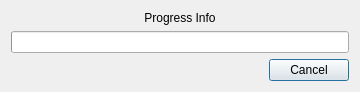
Before: the Qt Designer form dialogues/rendermanager.ui in BattyBovine/AnimeRenderfarm, drawn with Qt 5.
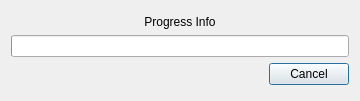
After: the same form once the commit is applied.

Commit message: Render Manager now switches modality on Mac OS X; show a proper progress indicator on Mac OS, while still allowing other operating systems to function properly.

```diff
--- a/dialogues/rendermanager.ui
+++ b/dialogues/rendermanager.ui
@@ -10,11 +10,11 @@
     <x>0</x>
     <y>0</y>
     <width>360</width>
-    <height>89</height>
+    <height>101</height>
    </rect>
   </property>
   <property name="sizePolicy">
-   <sizepolicy hsizetype="Preferred" vsizetype="Expanding">
+   <sizepolicy hsizetype="Expanding" vsizetype="Expanding">
     <horstretch>0</horstretch>
     <verstretch>0</verstretch>
    </sizepolicy>
@@ -29,6 +29,19 @@
    <string>Render Progress</string>
   </property>
   <layout class="QVBoxLayout" name="verticalLayout">
+   <item>
+    <spacer name="verticalSpacer">
+     <property name="orientation">
+      <enum>Qt::Vertical</enum>
+     </property>
+     <property name="sizeHint" stdset="0">
+      <size>
+       <width>20</width>
+       <height>40</height>
+      </size>
+     </property>
+    </spacer>
+   </item>
    <item>
     <widget class="QLabel" name="labelProgressInfo">
      <property name="text">
@@ -76,6 +89,19 @@
      </item>
     </layout>
    </item>
+   <item>
+    <spacer name="verticalSpacer_2">
+     <property name="orientation">
+      <enum>Qt::Vertical</enum>
+     </property>
+     <property name="sizeHint" stdset="0">
+      <size>
+       <width>20</width>
+       <height>40</height>
+      </size>
+     </property>
+    </spacer>
+   </item>
   </layout>
  </widget>
  <resources/>
```
Left out of the diff: 3 changed lines with no effect on the pictures. The commit also changes 1 other file.
